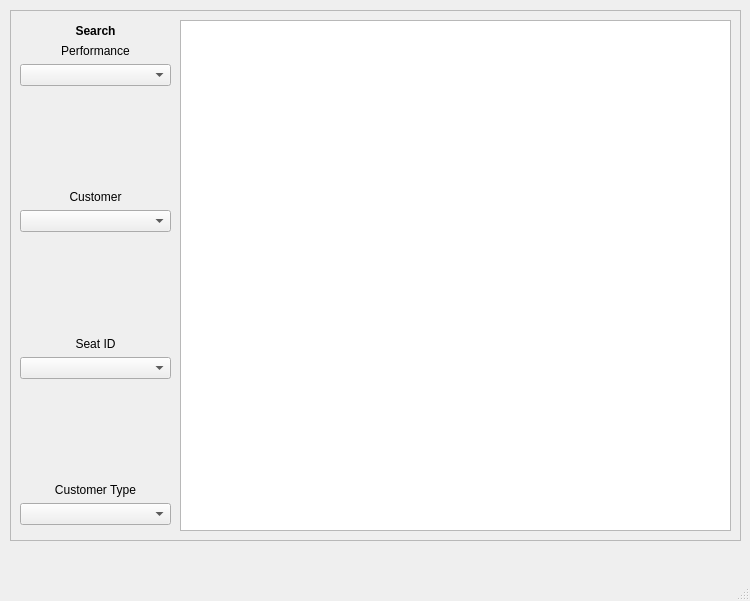
This is Records.ui in Dragon-Aurora/TheatreBookingSystem as Qt 5 draws it before an edit. The edited form follows.
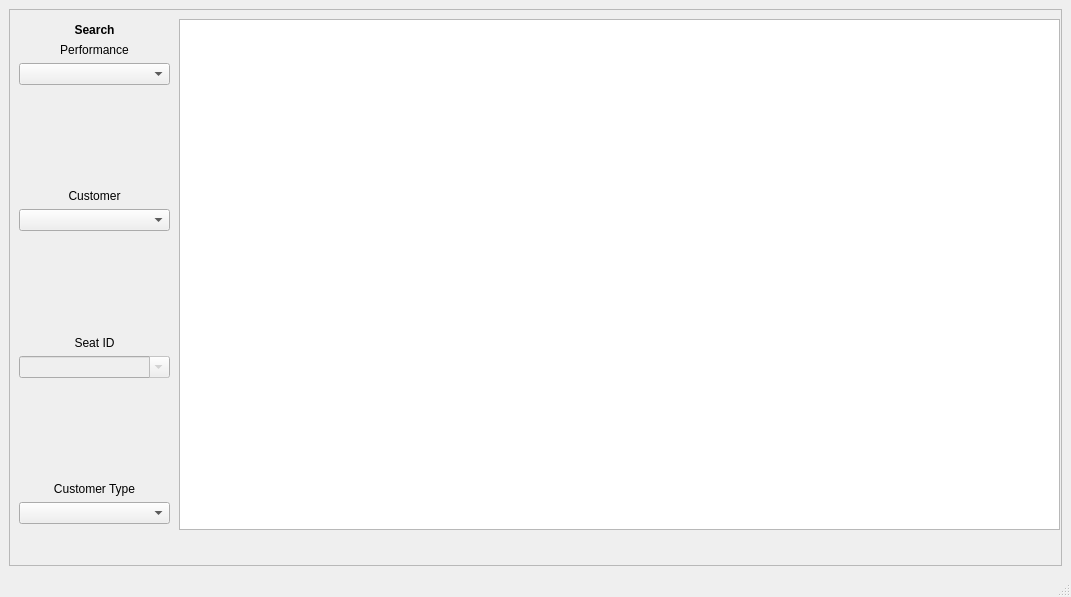
This is the edited form.

```diff
--- a/Records.ui
+++ b/Records.ui
@@ -6,23 +6,17 @@
    <rect>
     <x>0</x>
     <y>0</y>
-    <width>750</width>
-    <height>601</height>
+    <width>1071</width>
+    <height>597</height>
    </rect>
   </property>
   <property name="windowTitle">
    <string>Records</string>
   </property>
   <widget class="QWidget" name="centralwidget">
+   <layout class="QGridLayout" name="gridLayout">
+    <item row="0" column="0">
    <widget class="QFrame" name="frame">
-    <property name="geometry">
-     <rect>
-      <x>10</x>
-      <y>10</y>
-      <width>731</width>
-      <height>531</height>
-     </rect>
-    </property>
     <property name="frameShape">
      <enum>QFrame::StyledPanel</enum>
     </property>
@@ -118,7 +112,14 @@
        </widget>
       </item>
       <item>
-       <widget class="QComboBox" name="SeatID_Combo"/>
+         <widget class="QComboBox" name="SeatID_Combo">
+          <property name="enabled">
+           <bool>false</bool>
+          </property>
+          <property name="editable">
+           <bool>true</bool>
+          </property>
+         </widget>
       </item>
       <item>
        <spacer name="verticalSpacer_4">
@@ -153,12 +154,14 @@
       <rect>
        <x>170</x>
        <y>10</y>
-       <width>551</width>
+         <width>881</width>
        <height>511</height>
       </rect>
      </property>
     </widget>
    </widget>
+    </item>
+   </layout>
   </widget>
   <widget class="QMenuBar" name="menubar">
    <property name="geometry">
```
Left out of the diff: 2 changed lines with no effect on the pictures. Lines whose indentation alone changed are shown as unchanged.
